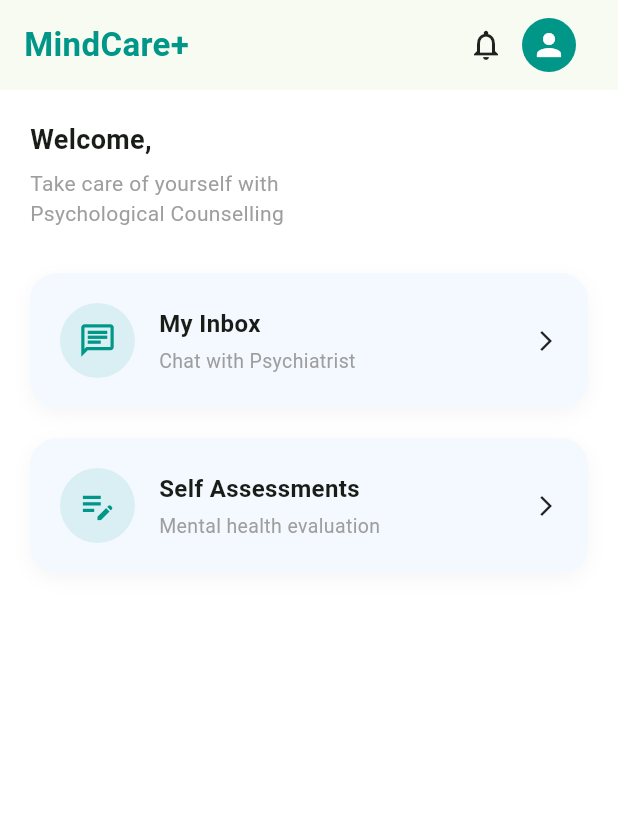
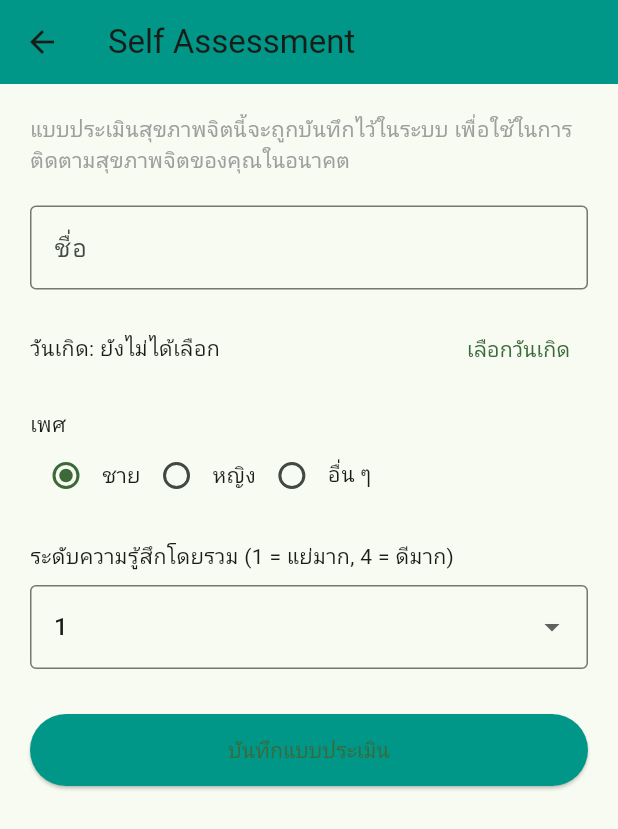
Before and after one commit to arnarock/mindcare, a Flutter app: the PsychiatristPage screen opened directly, after a tap on "Self Assessments", on a phone screen of 412 x 824 dp. Shown: the top 829 px of the screen. Run offline on Flutter 3.47's test engine with Material 3 defaults, Android fonts, the phone set to English and light mode, and no system bars; our stand-ins replace cloud_firestore, firebase_auth, firebase_core; accounts and stored records are empty.

Commit message:
Add Psychiatrist Self Assessment

```diff
--- a/lib/features/psychiatrist/psychiatrist_page.dart
+++ b/lib/features/psychiatrist/psychiatrist_page.dart
@@ -4,6 +4,7 @@ import 'package:cloud_firestore/cloud_firestore.dart';
 
 import 'package:mindcare/core/layout/app_layout.dart';
 import 'package:mindcare/features/psychiatrist/psychiatrist_chat_page.dart';
+import 'package:mindcare/features/psychiatrist/psychiatrist_self_assessment.dart';
 
 class PsychiatristPage extends StatelessWidget {
   const PsychiatristPage({super.key});
@@ -94,7 +95,12 @@ class PsychiatristPage extends StatelessWidget {
                   title: "Self Assessments",
                   subtitle: "Mental health evaluation",
                   onTap: () {
-                    // TODO: เปิดหน้าแบบประเมิน
+                    Navigator.push(
+                      context,
+                      MaterialPageRoute(
+                        builder: (_) => const SelfAssessmentPage(),
+                      ),
+                    );
                   },
                 ),
               ],
--- /dev/null
+++ b/lib/features/psychiatrist/psychiatrist_self_assessment.dart
@@ -0,0 +1,181 @@
+import 'package:flutter/material.dart';
+import 'package:firebase_auth/firebase_auth.dart';
+import 'package:cloud_firestore/cloud_firestore.dart';
+
+class SelfAssessmentPage extends StatefulWidget {
+  const SelfAssessmentPage({super.key});
+
+  @override
+  State<SelfAssessmentPage> createState() => _SelfAssessmentPageState();
+}
+
+class _SelfAssessmentPageState extends State<SelfAssessmentPage> {
+  final _nameController = TextEditingController();
+  DateTime? _birthDate;
+  String _gender = 'male';
+  int _score = 1;
+
+  final user = FirebaseAuth.instance.currentUser;
+
+  @override
+  Widget build(BuildContext context) {
+    return Scaffold(
+      appBar: AppBar(
+        title: const Text("Self Assessment"),
+        backgroundColor: Colors.teal,
+      ),
+      body: SingleChildScrollView(
+        padding: const EdgeInsets.all(20),
+        child: Column(
+          crossAxisAlignment: CrossAxisAlignment.start,
+          children: [
+
+            // Info text
+            const Text(
+              "แบบประเมินสุขภาพจิตนี้จะถูกบันทึกไว้ในระบบ "
+              "เพื่อใช้ในการติดตามสุขภาพจิตของคุณในอนาคต",
+              style: TextStyle(fontSize: 14, color: Colors.grey),
+            ),
+
+            const SizedBox(height: 20),
+
+            // Name
+            TextField(
+              controller: _nameController,
+              decoration: const InputDecoration(
+                labelText: "ชื่อ",
+                border: OutlineInputBorder(),
+              ),
+            ),
+
+            const SizedBox(height: 16),
+
+            // Birth date
+            Row(
+              children: [
+                Expanded(
+                  child: Text(
+                    _birthDate == null
+                        ? "วันเกิด: ยังไม่ได้เลือก"
+                        : "วันเกิด: ${_birthDate!.day}/${_birthDate!.month}/${_birthDate!.year}",
+                  ),
+                ),
+                TextButton(
+                  onPressed: _pickDate,
+                  child: const Text("เลือกวันเกิด"),
+                )
+              ],
+            ),
+
+            const SizedBox(height: 16),
+
+            // Gender
+            const Text("เพศ"),
+            Row(
+              children: [
+                Radio<String>(
+                  value: 'male',
+                  groupValue: _gender,
+                  onChanged: (value) {
+                    setState(() => _gender = value!);
+                  },
+                ),
+                const Text("ชาย"),
+                Radio<String>(
+                  value: 'female',
+                  groupValue: _gender,
+                  onChanged: (value) {
+                    setState(() => _gender = value!);
+                  },
+                ),
+                const Text("หญิง"),
+                Radio<String>(
+                  value: 'other',
+                  groupValue: _gender,
+                  onChanged: (value) {
+                    setState(() => _gender = value!);
+                  },
+                ),
+                const Text("อื่น ๆ"),
+              ],
+            ),
+
+            const SizedBox(height: 20),
+
+            // Score
+            const Text("ระดับความรู้สึกโดยรวม (1 = แย่มาก, 4 = ดีมาก)"),
+            const SizedBox(height: 8),
+
+            DropdownButtonFormField<int>(
+              value: _score,
+              decoration: const InputDecoration(
+                border: OutlineInputBorder(),
+              ),
+              items: const [
+                DropdownMenuItem(value: 1, child: Text("1")),
+                DropdownMenuItem(value: 2, child: Text("2")),
+                DropdownMenuItem(value: 3, child: Text("3")),
+                DropdownMenuItem(value: 4, child: Text("4")),
+              ],
+              onChanged: (value) {
+                setState(() => _score = value!);
+              },
+            ),
+
+            const SizedBox(height: 30),
+
+            // Submit button
+            SizedBox(
+              width: double.infinity,
+              child: ElevatedButton(
+                onPressed: _submitAssessment,
+                style: ElevatedButton.styleFrom(
+                  backgroundColor: Colors.teal,
+                  padding: const EdgeInsets.symmetric(vertical: 14),
+                ),
+                child: const Text("บันทึกแบบประเมิน"),
+              ),
+            )
+          ],
+        ),
+      ),
+    );
+  }
+
+  Future<void> _pickDate() async {
+    final selected = await showDatePicker(
+      context: context,
+      initialDate: DateTime(2000),
+      firstDate: DateTime(1950),
+      lastDate: DateTime.now(),
+    );
+
+    if (selected != null) {
+      setState(() => _birthDate = selected);
+    }
+  }
+
+  Future<void> _submitAssessment() async {
+    if (_nameController.text.isEmpty || _birthDate == null) {
+      ScaffoldMessenger.of(context).showSnackBar(
+        const SnackBar(content: Text("กรุณากรอกข้อมูลให้ครบ")),
+      );
+      return;
+    }
+
+    await FirebaseFirestore.instance.collection('assessments').add({
+      'userId': user!.uid,
+      'name': _nameController.text,
+      'birthDate': _birthDate!.toIso8601String(),
+      'gender': _gender,
+      'score': _score,
+      'createdAt': FieldValue.serverTimestamp(),
+    });
+
+    ScaffoldMessenger.of(context).showSnackBar(
+      const SnackBar(content: Text("บันทึกแบบประเมินเรียบร้อย")),
+    );
+
+    Navigator.pop(context);
+  }
+}
```
